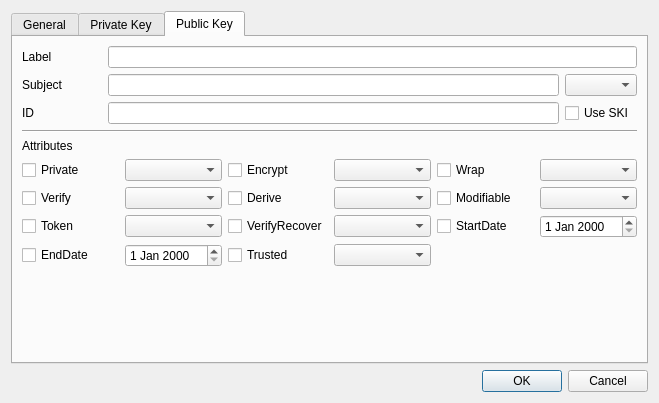
Above: CryptokiMan/import_pri_key_dlg.ui from jykim74/CryptokiMan before the change. Below: the same form after it.
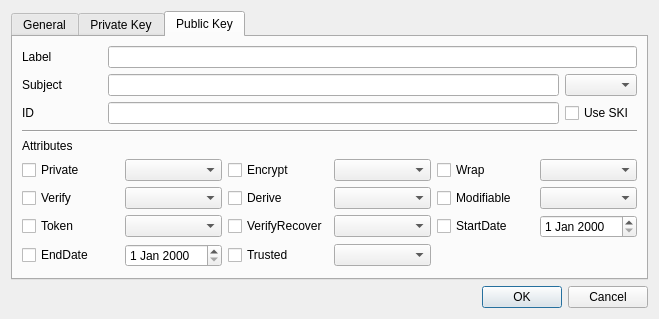
That is the form after the change.

What changed in the file:
```diff
--- a/CryptokiMan/import_pri_key_dlg.ui
+++ b/CryptokiMan/import_pri_key_dlg.ui
@@ -7,7 +7,7 @@
     <x>0</x>
     <y>0</y>
     <width>659</width>
-    <height>403</height>
+    <height>304</height>
    </rect>
   </property>
   <property name="windowTitle">
```
